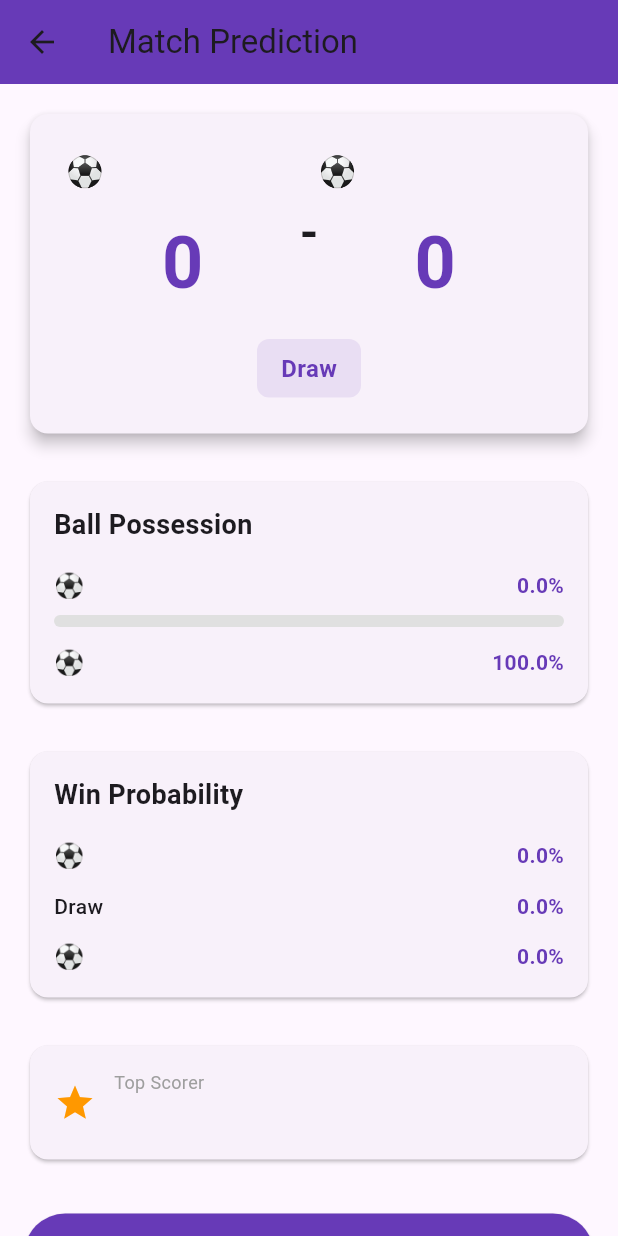
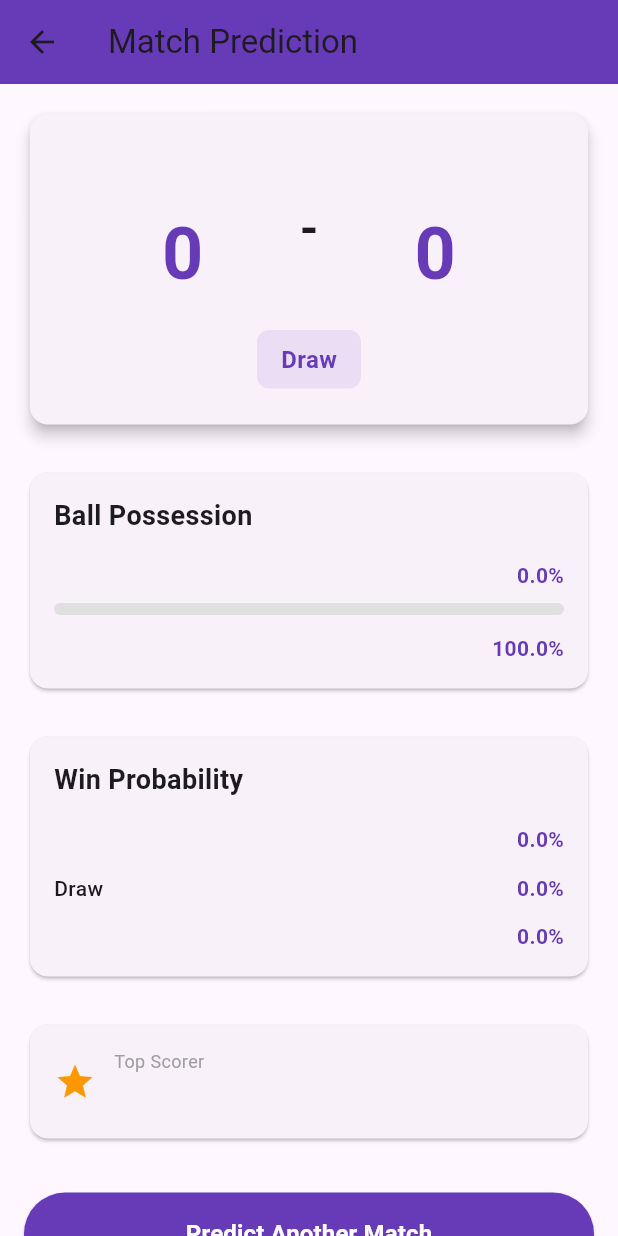
Before and after one commit to columbus0370/Internal, a Flutter app: the PredictionResultScreen screen opened directly with empty values, on a phone screen of 412 x 824 dp. Run offline on Flutter 3.47's test engine with Material 3 defaults, Android fonts, the phone set to English and light mode, and no system bars.

Commit message:
Fix table layout: prioritize team names, remove emoji badges

```diff
--- a/epl_match_simulator/lib/screens/prediction_result_screen.dart
+++ b/epl_match_simulator/lib/screens/prediction_result_screen.dart
@@ -1,6 +1,5 @@
 import 'package:flutter/material.dart';
 import '../models/match_prediction.dart';
-import '../utils/team_badges.dart';
 
 class PredictionResultScreen extends StatelessWidget {
   final MatchPrediction prediction;
@@ -65,16 +64,7 @@ class PredictionResultScreen extends StatelessWidget {
                   child: Column(
                     crossAxisAlignment: CrossAxisAlignment.center,
                     children: [
-                      Row(
-                        mainAxisAlignment: MainAxisAlignment.center,
-                        children: [
                       Text(
-                            getTeamBadge(prediction.homeTeamName),
-                            style: const TextStyle(fontSize: 20),
-                          ),
-                          const SizedBox(width: 8),
-                          Expanded(
-                            child: Text(
                         prediction.homeTeamName,
                         style: const TextStyle(
                           fontSize: 16,
@@ -82,9 +72,6 @@ class PredictionResultScreen extends StatelessWidget {
                         ),
                         textAlign: TextAlign.center,
                         overflow: TextOverflow.ellipsis,
-                            ),
-                          ),
-                        ],
                       ),
                       const SizedBox(height: 12),
                       Text(
@@ -106,16 +93,7 @@ class PredictionResultScreen extends StatelessWidget {
                   child: Column(
                     crossAxisAlignment: CrossAxisAlignment.center,
                     children: [
-                      Row(
-                        mainAxisAlignment: MainAxisAlignment.center,
-                        children: [
                       Text(
-                            getTeamBadge(prediction.awayTeamName),
-                            style: const TextStyle(fontSize: 20),
-                          ),
-                          const SizedBox(width: 8),
-                          Expanded(
-                            child: Text(
                         prediction.awayTeamName,
                         style: const TextStyle(
                           fontSize: 16,
@@ -123,9 +101,6 @@ class PredictionResultScreen extends StatelessWidget {
                         ),
                         textAlign: TextAlign.center,
                         overflow: TextOverflow.ellipsis,
-                            ),
-                          ),
-                        ],
                       ),
                       const SizedBox(height: 12),
                       Text(
@@ -181,18 +156,9 @@ class PredictionResultScreen extends StatelessWidget {
             Row(
               mainAxisAlignment: MainAxisAlignment.spaceBetween,
               children: [
-                Row(
-                  children: [
-                    Text(
-                      getTeamBadge(prediction.homeTeamName),
-                      style: const TextStyle(fontSize: 16),
-                    ),
-                    const SizedBox(width: 6),
                 Text(
                   prediction.homeTeamName,
                   style: const TextStyle(fontWeight: FontWeight.w500),
-                    ),
-                  ],
                 ),
                 Text(
                   '$homePos%',
@@ -219,18 +185,9 @@ class PredictionResultScreen extends StatelessWidget {
             Row(
               mainAxisAlignment: MainAxisAlignment.spaceBetween,
               children: [
-                Row(
-                  children: [
-                    Text(
-                      getTeamBadge(prediction.awayTeamName),
-                      style: const TextStyle(fontSize: 16),
-                    ),
-                    const SizedBox(width: 6),
                 Text(
                   prediction.awayTeamName,
                   style: const TextStyle(fontWeight: FontWeight.w500),
-                    ),
-                  ],
                 ),
                 Text(
                   '$awayPos%',
@@ -262,7 +219,6 @@ class PredictionResultScreen extends StatelessWidget {
             _buildProbabilityRow(
               prediction.homeTeamName,
               prediction.homeWinProbability,
-              badge: getTeamBadge(prediction.homeTeamName),
             ),
             const SizedBox(height: 12),
             _buildProbabilityRow(
@@ -273,7 +229,6 @@ class PredictionResultScreen extends StatelessWidget {
             _buildProbabilityRow(
               prediction.awayTeamName,
               prediction.awayWinProbability,
-              badge: getTeamBadge(prediction.awayTeamName),
             ),
           ],
         ),
@@ -281,20 +236,12 @@ class PredictionResultScreen extends StatelessWidget {
     );
   }
 
-  Widget _buildProbabilityRow(String label, double probability, {String? badge}) {
+  Widget _buildProbabilityRow(String label, double probability) {
     final percentage = (probability * 100).toStringAsFixed(1);
     return Row(
       mainAxisAlignment: MainAxisAlignment.spaceBetween,
       children: [
-        Row(
-          children: [
-            if (badge != null) ...[
-              Text(badge, style: const TextStyle(fontSize: 16)),
-              const SizedBox(width: 6),
-            ],
         Text(label, style: const TextStyle(fontWeight: FontWeight.w500)),
-          ],
-        ),
         Text(
           '$percentage%',
           style: const TextStyle(
```
Also changed, not shown: epl_match_simulator/lib/screens/league_table_screen.dart (+14 -17 lines), epl_match_simulator/lib/screens/team_selection_screen.dart (+1 -35 lines), epl_match_simulator/lib/utils/team_badges.dart (deleted, +0 -26 lines). Lines whose indentation alone changed are shown as unchanged.
